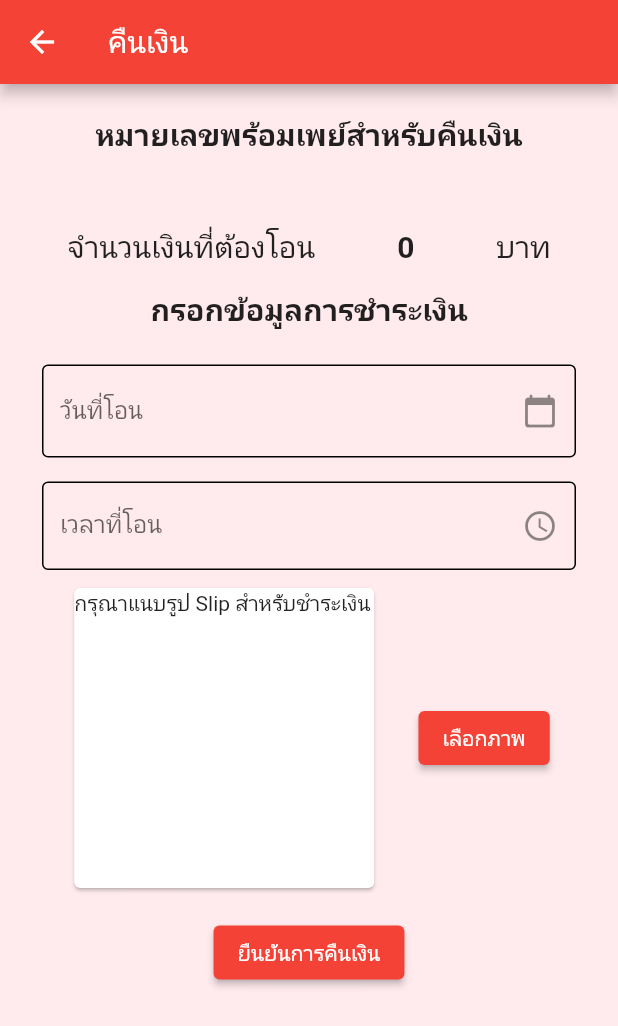
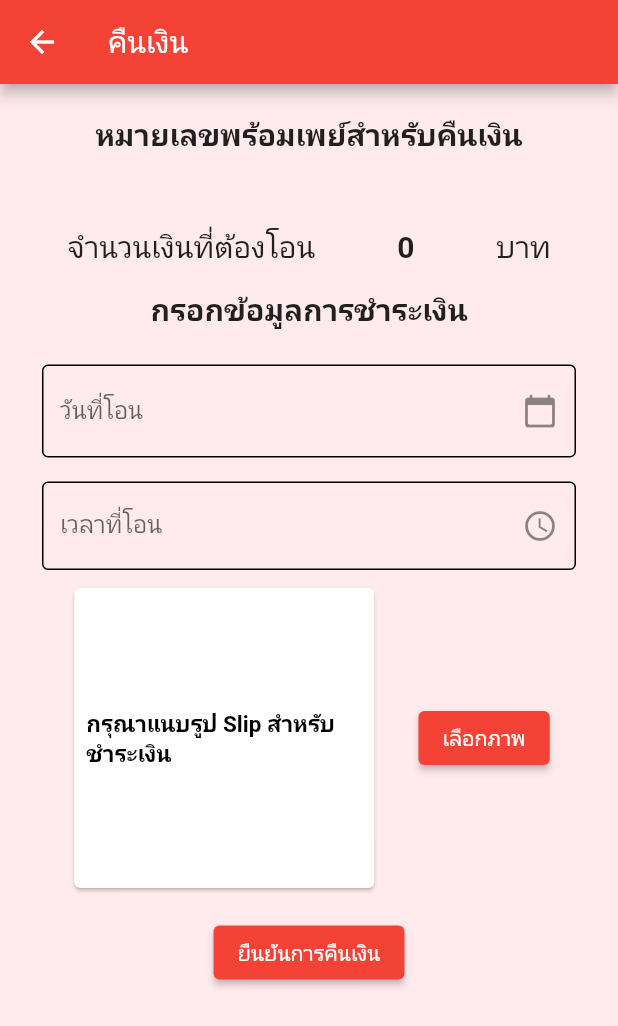
Before and after one commit to Prugsajika/PickUp_app, a Flutter app: the PurchaseOrderNotCompletePage screen opened directly with empty values, on a phone screen of 412 x 824 dp. Shown: the top 1026 px of the screen. Run offline on Flutter 3.47's test engine with Material 2 defaults, Android fonts, the phone set to English and light mode, and no system bars; our stand-ins replace carousel_slider, cloud_firestore, firebase_auth, firebase_core, firebase_storage, image_picker and 1 more; missing offline and left inert: dart:ffi, icons_launcher; accounts and stored records are empty.

Commit message:
20230816

```diff
--- a/grubngo_app/lib/pages/purchaseordernotcomplete_page.dart
+++ b/grubngo_app/lib/pages/purchaseordernotcomplete_page.dart
@@ -303,7 +303,21 @@ class _PurchaseOrderNotCompletePageState
                               _refundPayimg!,
                               fit: BoxFit.cover,
                             )
-                            : Text('กรุณาแนบรูป Slip สำหรับชำระเงิน')),
+                          : Padding(
+                              padding: const EdgeInsets.all(8.0),
+                              child: Center(
+                                child: Text(
+                                  maxLines: 2,
+                                  'กรุณาแนบรูป Slip สำหรับชำระเงิน',
+                                  style: TextStyle(
+                                    color: Colors.black,
+                                    fontWeight: FontWeight.bold,
+                                    fontSize: 15,
+                                  ),
+                                ),
+                              ),
+                            ),
+                    ),
                   ),
                   ElevatedButton(
                     onPressed: () {
```
Also changed, not shown: maget_app/lib/pages/processpayment_page.dart (+16 -2 lines). Lines whose indentation alone changed are shown as unchanged.
